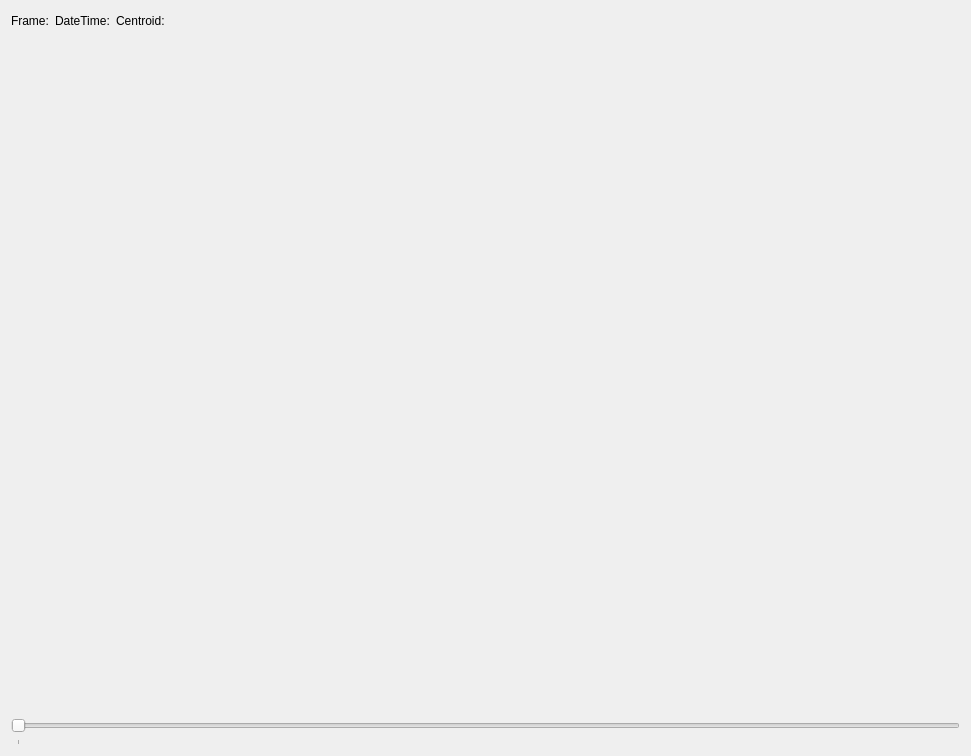
Before: the Qt Designer form tse_analytics/modules/phenomaster/actimot/views/actimot_frames_widget.ui in TSE-Systems/tse-analytics, drawn with Qt 5.
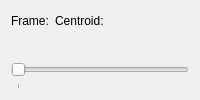
After: the same form once the commit is applied.

```diff
--- a/tse_analytics/modules/phenomaster/actimot/views/actimot_frames_widget.ui
+++ b/tse_analytics/modules/phenomaster/actimot/views/actimot_frames_widget.ui
@@ -2,14 +2,6 @@
 <ui version="4.0">
  <class>ActimotFramesWidget</class>
  <widget class="QWidget" name="ActimotFramesWidget">
-  <property name="geometry">
-   <rect>
-    <x>0</x>
-    <y>0</y>
-    <width>971</width>
-    <height>756</height>
-   </rect>
-  </property>
   <layout class="QVBoxLayout" name="verticalLayout">
    <item>
     <layout class="QHBoxLayout" name="horizontalLayout">
@@ -20,13 +12,6 @@
        </property>
       </widget>
      </item>
-     <item>
-      <widget class="QLabel" name="labelDateTime">
-       <property name="text">
-        <string>DateTime:</string>
-       </property>
-      </widget>
-     </item>
      <item>
       <widget class="QLabel" name="labelCentroid">
        <property name="text">
```
Left out of the diff: 7 changed lines with no effect on the pictures.
